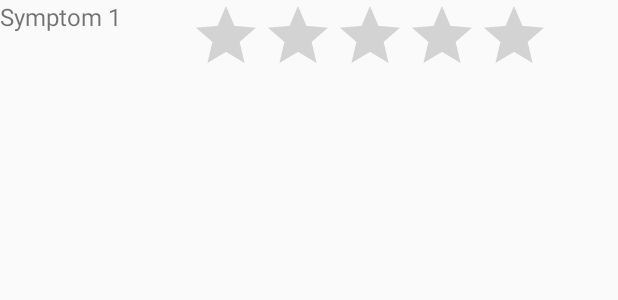
After one commit to PraveenMathew92/covid-tracker-android-app, an Android app: the layout symptom_collector.xml on its own in the app's theme, with its tools: preview values and no code run, on a phone screen of 412 x 824 dp. The commit adds this screen. Shown: the top 300 px of the screen. Run offline under Robolectric (Android 15) with nearby library versions, the phone set to English and light mode, and no system bars.

Commit message:
Reocrd Sympton Rating - One Symptom

```diff
--- a/app/src/main/AndroidManifest.xml
+++ b/app/src/main/AndroidManifest.xml
@@ -20,6 +20,7 @@
                 <category android:name="android.intent.category.LAUNCHER"/>
             </intent-filter>
         </activity>
+        <activity android:name=".SymptomCollectorActivity"/>
     </application>
 
 </manifest>
--- a/app/src/main/java/com/example/myfirstandroidapp/MainActivity.java
+++ b/app/src/main/java/com/example/myfirstandroidapp/MainActivity.java
@@ -122,6 +122,7 @@ public class MainActivity extends AppCompatActivity {
                                         .show();
                                 MetricDatabase database = Room.databaseBuilder(getApplicationContext(),
                                         MetricDatabase.class, "database-name").build();
+                                startActivity(new Intent(MainActivity.this, SymptomCollectorActivity.class));
                             }
                         })
                         .setNegativeButton("Cancel", new DialogInterface.OnClickListener() {
--- /dev/null
+++ b/app/src/main/res/layout/symptom_collector.xml
@@ -0,0 +1,27 @@
+<?xml version="1.0" encoding="utf-8"?>
+<androidx.constraintlayout.widget.ConstraintLayout
+    xmlns:android="http://schemas.android.com/apk/res/android"
+    xmlns:app="http://schemas.android.com/apk/res-auto"
+    xmlns:tools="http://schemas.android.com/tools"
+    android:layout_width="match_parent"
+    android:layout_height="match_parent">
+
+
+    <TextView
+        android:id="@+id/symptom1"
+        android:layout_width="wrap_content"
+        android:layout_height="wrap_content"
+        android:text="@string/symptom_1"
+        android:textSize="16dp"
+        tools:layout_editor_absoluteX="42dp"
+        tools:layout_editor_absoluteY="55dp" />
+
+    <RatingBar
+        android:id="@+id/symptomRating1"
+        android:layout_width="wrap_content"
+        android:layout_height="wrap_content"
+        android:stepSize="1"
+        app:layout_constraintEnd_toEndOf="parent"
+        app:layout_constraintStart_toEndOf="@+id/symptom1"
+        tools:layout_editor_absoluteY="37dp" />
+</androidx.constraintlayout.widget.ConstraintLayout>
--- a/app/src/main/res/values/strings.xml
+++ b/app/src/main/res/values/strings.xml
@@ -3,4 +3,5 @@
     <string name="capture_symptoms">Capture Symptoms</string>
     <string name="start_video_recording">Start Video Recording</string>
     <string name="last_name">LastName</string>
+    <string name="symptom_1">Symptom 1</string>
 </resources>
```
Also changed, not shown: app/src/main/java/com/example/myfirstandroidapp/SymptomCollectorActivity.java (added, +27 -0 lines), app/src/main/java/com/example/myfirstandroidapp/SymptomSeverity.java (added, +10 -0 lines).
